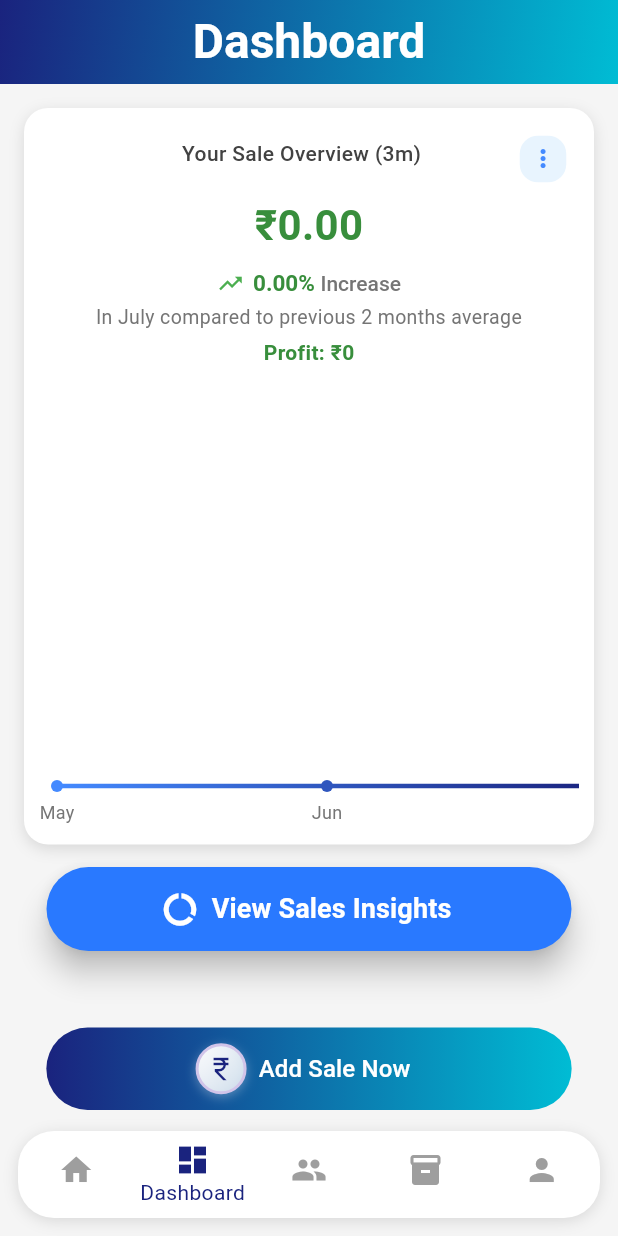
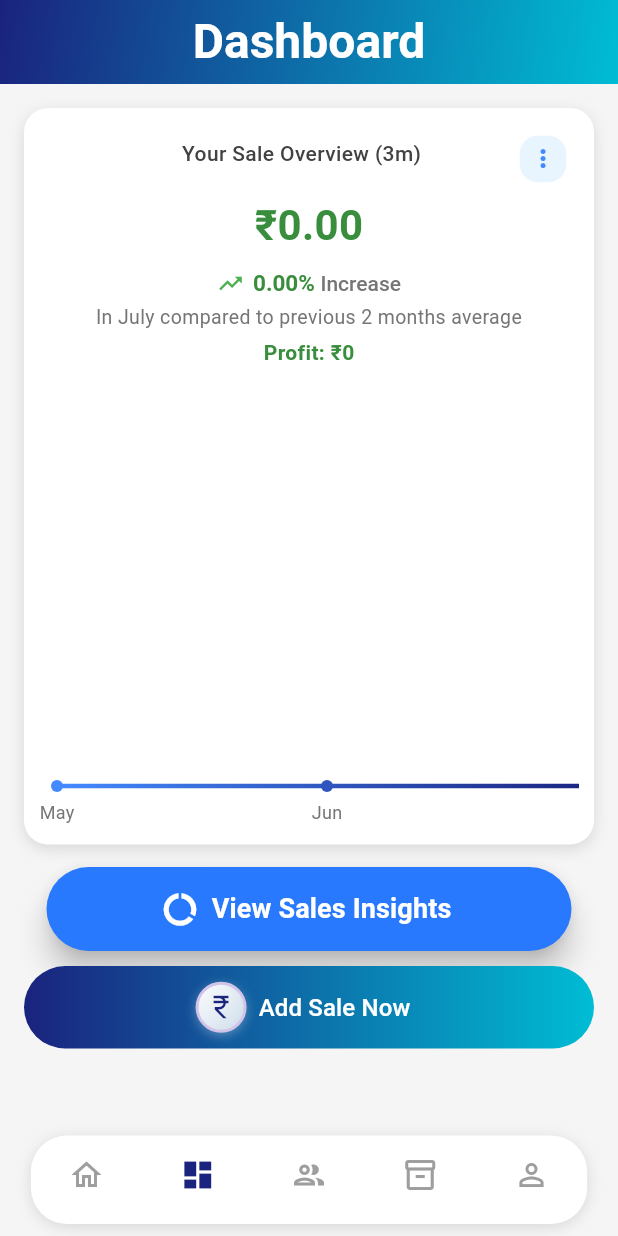
Before and after one commit to Vishnu1017/ClickAccount, a Flutter app: the NavBarPage screen opened directly with empty values, item 2 of the bottom bar chosen, on a phone screen of 412 x 824 dp. Run offline on Flutter 3.47's test engine with Material 3 defaults, Android fonts, the light colour scheme and no system bars; drawn by our look-alikes of fl_chart; our stand-ins replace font_awesome_flutter, hive, hive_flutter, image_picker, open_filex, pdf and 4 more; missing offline and left inert: flutter_pdfview; accounts and stored records are empty.

Commit message:
changed icon in Navbar

```diff
--- a/lib/screens/nav_bar_page.dart
+++ b/lib/screens/nav_bar_page.dart
@@ -41,7 +41,7 @@ class _NavBarPageState extends State<NavBarPage>
     DashboardPage(),
     CustomersPage(),
     ProductsPage(),
-    ProfilePage(user: widget.user), // ✅ Now widget.user works
+    ProfilePage(user: widget.user),
   ];
 
   @override
@@ -92,13 +92,15 @@ class _NavBarPageState extends State<NavBarPage>
     return Align(
       alignment: Alignment.bottomCenter,
       child: Padding(
-        padding: const EdgeInsets.only(bottom: 2.0),
+        padding: EdgeInsets.only(bottom: 16.0, left: 16.0, right: 16.0),
         child: SlideTransition(
           position: _slideAnimation,
           child: FadeTransition(
             opacity: _fadeAnimation,
+            child: SizedBox(
+              width: double.infinity,
               child: Container(
-              width: MediaQuery.of(context).size.width * 0.85,
+                constraints: BoxConstraints(maxWidth: 500),
                 height: 55,
                 decoration: BoxDecoration(
                   borderRadius: BorderRadius.circular(28),
@@ -142,9 +144,12 @@ class _NavBarPageState extends State<NavBarPage>
                       size: 20,
                     ),
                   ),
-                label: Text(
+                  label: FittedBox(
+                    fit: BoxFit.scaleDown,
+                    child: Text(
                       labelText,
                       style: TextStyle(color: Colors.white, fontSize: 16),
+                    ),
                   ),
                   style: ElevatedButton.styleFrom(
                     backgroundColor: Colors.transparent,
@@ -152,6 +157,7 @@ class _NavBarPageState extends State<NavBarPage>
                     elevation: 0,
                     shape: RoundedRectangleBorder(
                       borderRadius: BorderRadius.circular(28),
+                    ),
                   ),
                 ),
               ),
@@ -168,13 +174,15 @@ class _NavBarPageState extends State<NavBarPage>
     return Align(
       alignment: Alignment.bottomCenter,
       child: Padding(
-        padding: const EdgeInsets.only(bottom: 0.0),
+        padding: EdgeInsets.only(bottom: 16.0, left: 16.0, right: 16.0),
         child: SlideTransition(
           position: _slideAnimation,
           child: FadeTransition(
             opacity: _fadeAnimation,
+            child: SizedBox(
+              width: double.infinity,
               child: Container(
-              width: MediaQuery.of(context).size.width * 0.85,
+                constraints: BoxConstraints(maxWidth: 500),
                 height: 55,
                 decoration: BoxDecoration(
                   borderRadius: BorderRadius.circular(28),
@@ -190,11 +198,14 @@ class _NavBarPageState extends State<NavBarPage>
                     color: Colors.white,
                     size: 26,
                   ),
-                label: Text(
+                  label: FittedBox(
+                    fit: BoxFit.scaleDown,
+                    child: Text(
                       'Add Packages',
                       style: TextStyle(
                         color: Colors.white,
                         fontWeight: FontWeight.bold,
+                      ),
                     ),
                   ),
                   style: ElevatedButton.styleFrom(
@@ -224,6 +235,7 @@ class _NavBarPageState extends State<NavBarPage>
             ),
           ),
         ),
+      ),
     );
   }
 
@@ -232,12 +244,15 @@ class _NavBarPageState extends State<NavBarPage>
     return Scaffold(
       backgroundColor: Colors.grey[100],
       appBar: AppBar(
-        title: Text(
+        title: FittedBox(
+          fit: BoxFit.scaleDown,
+          child: Text(
             _titles[_currentIndex],
             style: TextStyle(
               color: Colors.white,
               fontWeight: FontWeight.bold,
               fontSize: 32,
+            ),
           ),
         ),
         centerTitle: true,
@@ -258,6 +273,7 @@ class _NavBarPageState extends State<NavBarPage>
                   Padding(
                     padding: const EdgeInsets.only(right: 10.0, bottom: 10),
                     child: Container(
+                      constraints: BoxConstraints(maxWidth: 150),
                       decoration: BoxDecoration(
                         borderRadius: BorderRadius.circular(32),
                         gradient: LinearGradient(
@@ -287,8 +303,8 @@ class _NavBarPageState extends State<NavBarPage>
                           },
                           child: Padding(
                             padding: const EdgeInsets.symmetric(
-                              horizontal: 16,
-                              vertical: 12,
+                              horizontal: 12,
+                              vertical: 8,
                             ),
                             child: Row(
                               mainAxisSize: MainAxisSize.min,
@@ -298,14 +314,16 @@ class _NavBarPageState extends State<NavBarPage>
                                   color: Colors.white,
                                   size: 18,
                                 ),
-                                SizedBox(width: 10),
-                                Text(
+                                SizedBox(width: 6),
+                                Flexible(
+                                  child: Text(
                                     "Calendar",
                                     style: TextStyle(
                                       color: Colors.white,
                                       fontWeight: FontWeight.w700,
-                                    fontSize: 15,
+                                      fontSize: 14,
                                       letterSpacing: 0.6,
+                                    ),
                                   ),
                                 ),
                               ],
@@ -318,15 +336,27 @@ class _NavBarPageState extends State<NavBarPage>
                 ]
                 : null,
       ),
-      body: Stack(
+      body: SafeArea(
+        child: Stack(
           children: [
             _pages[_currentIndex],
-          _buildAddSaleButton(),
-          _buildAddItemButton(),
+            Positioned(
+              bottom: 0,
+              left: 0,
+              right: 0,
+              child: Column(
+                children: [_buildAddSaleButton(), _buildAddItemButton()],
+              ),
+            ),
           ],
         ),
+      ),
       bottomNavigationBar: Container(
-        margin: EdgeInsets.all(12),
+        margin: EdgeInsets.symmetric(
+          horizontal: MediaQuery.of(context).size.width * 0.05,
+          vertical: 8,
+        ),
+        constraints: BoxConstraints(maxWidth: 500),
         decoration: BoxDecoration(
           color: Colors.white,
           borderRadius: BorderRadius.circular(24),
@@ -338,6 +368,8 @@ class _NavBarPageState extends State<NavBarPage>
             ),
           ],
         ),
+        child: ClipRRect(
+          borderRadius: BorderRadius.circular(24),
           child: BottomNavigationBar(
             currentIndex: _currentIndex,
             onTap: (int newIndex) async {
@@ -357,24 +389,45 @@ class _NavBarPageState extends State<NavBarPage>
             elevation: 0,
             selectedItemColor: Color(0xFF1A237E),
             unselectedItemColor: Colors.grey,
-          showSelectedLabels: true,
+            showSelectedLabels: false,
             showUnselectedLabels: false,
-          items: const [
-            BottomNavigationBarItem(icon: Icon(Icons.home), label: 'Home'),
+            items: [
               BottomNavigationBarItem(
-              icon: Icon(Icons.dashboard),
-              label: 'Dashboard',
+                icon: Icon(
+                  _currentIndex == 0 ? Icons.home : Icons.home_outlined,
+                ),
+                label: '',
               ),
               BottomNavigationBarItem(
-              icon: Icon(Icons.group),
-              label: 'Customers',
+                icon: Icon(
+                  _currentIndex == 1
+                      ? Icons.dashboard
+                      : Icons.dashboard_outlined,
+                ),
+                label: '',
               ),
               BottomNavigationBarItem(
-              icon: Icon(Icons.inventory),
-              label: 'Packages',
+                icon: Icon(
+                  _currentIndex == 2 ? Icons.group : Icons.group_outlined,
                 ),
-            BottomNavigationBarItem(icon: Icon(Icons.person), label: 'Profile'),
+                label: '',
+              ),
+              BottomNavigationBarItem(
+                icon: Icon(
+                  _currentIndex == 3
+                      ? Icons.inventory
+                      : Icons.inventory_2_outlined,
+                ),
+                label: '',
+              ),
+              BottomNavigationBarItem(
+                icon: Icon(
+                  _currentIndex == 4 ? Icons.person : Icons.person_outline,
+                ),
+                label: '',
+              ),
             ],
+          ),
         ),
       ),
     );
```
Lines whose indentation alone changed are shown as unchanged.
